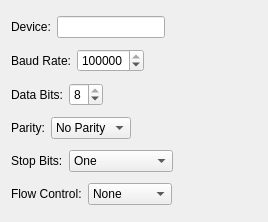
The window that plugin/serial_socket/SerialSocketConfigWidget.ui (commschamp/cc_tools_qt) describes before a commit, drawn with Qt 5.
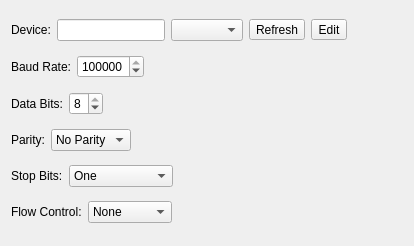
The same window after the commit. Icons and pictures are not drawn.

Commit message: Updated configuration widget of the serial socket to have a combo box with available serial ports.

Patch:
```diff
--- a/plugin/serial_socket/SerialSocketConfigWidget.ui
+++ b/plugin/serial_socket/SerialSocketConfigWidget.ui
@@ -6,8 +6,8 @@
    <rect>
     <x>0</x>
     <y>0</y>
-    <width>268</width>
-    <height>222</height>
+    <width>414</width>
+    <height>246</height>
    </rect>
   </property>
   <property name="windowTitle">
@@ -26,6 +26,40 @@
      <item>
       <widget class="QLineEdit" name="m_deviceLineEdit"/>
      </item>
+     <item>
+      <widget class="QComboBox" name="m_deviceComboBox"/>
+     </item>
+     <item>
+      <widget class="QToolButton" name="m_deviceRefreshToolButton">
+       <property name="toolTip">
+        <string>Refresh</string>
+       </property>
+       <property name="text">
+        <string>Refresh</string>
+       </property>
+       <property name="icon">
+        <iconset resource="ui.qrc">
+         <normaloff>:/image/arrow_refresh.png</normaloff>:/image/arrow_refresh.png</iconset>
+       </property>
+      </widget>
+     </item>
+     <item>
+      <widget class="QToolButton" name="m_deviceEditToolButton">
+       <property name="toolTip">
+        <string>Edit</string>
+       </property>
+       <property name="text">
+        <string>Edit</string>
+       </property>
+       <property name="icon">
+        <iconset resource="ui.qrc">
+         <normaloff>:/image/edit_button.png</normaloff>:/image/edit_button.png</iconset>
+       </property>
+       <property name="checkable">
+        <bool>true</bool>
+       </property>
+      </widget>
+     </item>
      <item>
       <spacer name="horizontalSpacer">
        <property name="orientation">
```
Left out of the diff: 4 changed lines with no effect on the pictures. The commit also changes 6 other files.
